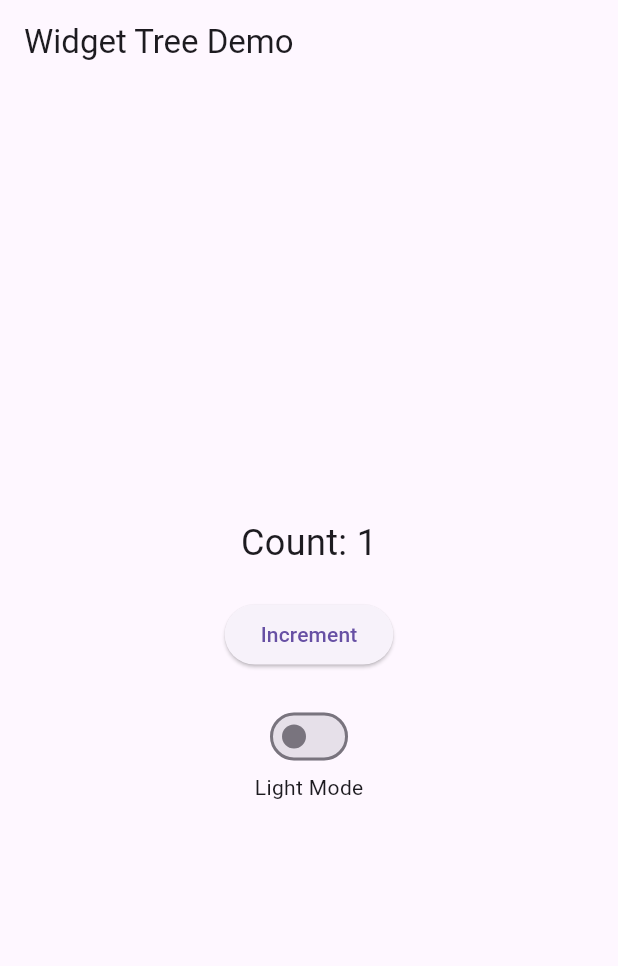
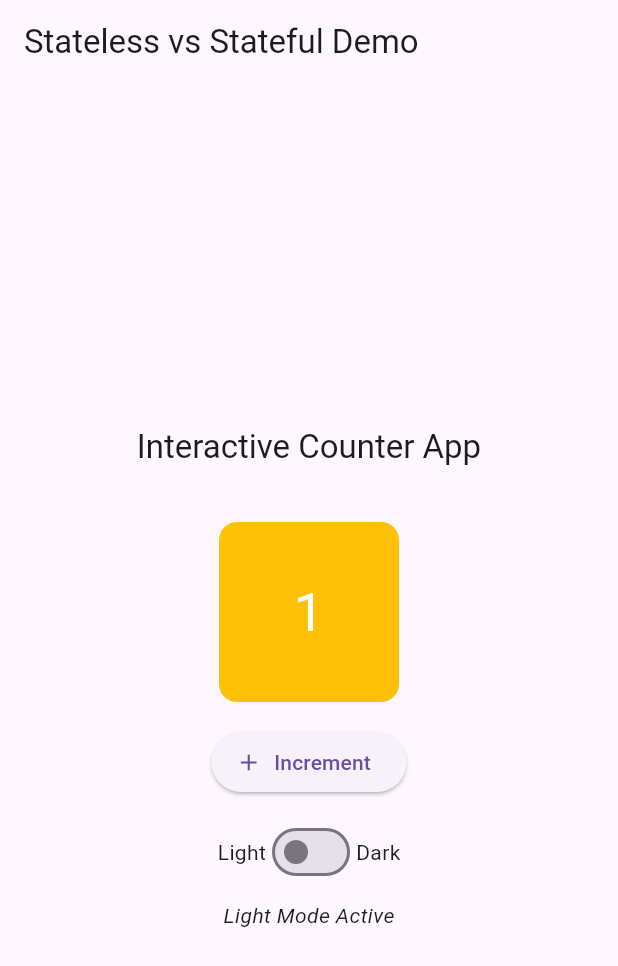
Before and after one commit to Jemimah000/PawTrust, a Flutter app: the screen it shows after launch, after a tap on "Increment", on a phone screen of 412 x 824 dp. Shown: the top 966 px of the screen. Run offline on Flutter 3.47's test engine with Material 3 defaults, Android fonts, the phone set to English and light mode, and no system bars; our stand-ins replace firebase_auth, firebase_core; accounts and stored records are empty; network calls fail.

Commit message:
implemented-stateless-and-stateful-widgets-demo-app

```diff
--- a/lib/main.dart
+++ b/lib/main.dart
@@ -1,60 +1,19 @@
 import 'package:flutter/material.dart';
+import 'package:pawtrust/screens/stateless_stateful_demo.dart';
 
 void main() {
-  runApp(MyApp());
+  runApp(const MyApp());
 }
 
-class MyApp extends StatefulWidget {
-  @override
-  State<MyApp> createState() => _MyAppState();
-}
-
-class _MyAppState extends State<MyApp> {
-  int count = 0;
-  bool isDark = false;
-
-  void increment() {
-    setState(() {
-      count++;
-    });
-  }
-
-  void toggleTheme() {
-    setState(() {
-      isDark = !isDark;
-    });
-  }
+class MyApp extends StatelessWidget {
+  const MyApp({Key? key}) : super(key: key);
 
   @override
   Widget build(BuildContext context) {
     return MaterialApp(
-      theme: isDark ? ThemeData.dark() : ThemeData.light(),
-      home: Scaffold(
-        appBar: AppBar(
-          title: Text("Widget Tree Demo"),
-        ),
-        body: Center(
-          child: Column(
-            mainAxisAlignment: MainAxisAlignment.center,
-            children: [
-              Text("Count: $count", style: TextStyle(fontSize: 24)),
-              SizedBox(height: 20),
-              ElevatedButton(
-                onPressed: increment,
-                child: Text("Increment"),
-              ),
-              SizedBox(height: 20),
-              Switch(
-                value: isDark,
-                onChanged: (value) {
-                  toggleTheme();
-                },
-              ),
-              Text(isDark ? "Dark Mode" : "Light Mode")
-            ],
-          ),
-        ),
-      ),
+      title: 'PawTrust Demo',
+      theme: ThemeData.light(),
+      home: const StatelessStatefulDemo(),
     );
   }
 }
--- /dev/null
+++ b/lib/screens/stateless_stateful_demo.dart
@@ -0,0 +1,111 @@
+import 'package:flutter/material.dart';
+
+// A simple Stateless header that never changes unless rebuilt by a parent.
+class DemoHeader extends StatelessWidget {
+  final String title;
+
+  const DemoHeader({Key? key, required this.title}) : super(key: key);
+
+  @override
+  Widget build(BuildContext context) {
+    return Padding(
+      padding: const EdgeInsets.symmetric(vertical: 24.0),
+      child: Text(
+        title,
+        style: Theme.of(context).textTheme.titleLarge,
+        textAlign: TextAlign.center,
+      ),
+    );
+  }
+}
+
+// A Stateful widget that manages an interactive counter and a color toggle.
+class InteractiveBody extends StatefulWidget {
+  const InteractiveBody({Key? key}) : super(key: key);
+
+  @override
+  _InteractiveBodyState createState() => _InteractiveBodyState();
+}
+
+class _InteractiveBodyState extends State<InteractiveBody> {
+  int _count = 0;
+  bool _isDarkMode = false;
+
+  void _increment() {
+    setState(() {
+      _count++;
+    });
+  }
+
+  void _toggleTheme(bool value) {
+    setState(() {
+      _isDarkMode = value;
+    });
+  }
+
+  Color get _boxColor => _isDarkMode ? Colors.deepPurple : Colors.amber;
+
+  @override
+  Widget build(BuildContext context) {
+    return Column(
+      mainAxisSize: MainAxisSize.min,
+      children: [
+        Container(
+          width: 120,
+          height: 120,
+          decoration: BoxDecoration(
+            color: _boxColor,
+            borderRadius: BorderRadius.circular(12),
+          ),
+          alignment: Alignment.center,
+          child: Text(
+            '$_count',
+            style: TextStyle(fontSize: 36, color: Colors.white),
+          ),
+        ),
+        const SizedBox(height: 16),
+        ElevatedButton.icon(
+          onPressed: _increment,
+          icon: const Icon(Icons.add),
+          label: const Text('Increment'),
+        ),
+        const SizedBox(height: 12),
+        Row(
+          mainAxisSize: MainAxisSize.min,
+          children: [
+            const Text('Light'),
+            Switch(value: _isDarkMode, onChanged: _toggleTheme),
+            const Text('Dark')
+          ],
+        ),
+        const SizedBox(height: 8),
+        Text(
+          _isDarkMode ? 'Dark Mode Active' : 'Light Mode Active',
+          style: TextStyle(fontStyle: FontStyle.italic),
+        )
+      ],
+    );
+  }
+}
+
+// The combined demo screen. The header is Stateless; the body is Stateful.
+class StatelessStatefulDemo extends StatelessWidget {
+  const StatelessStatefulDemo({Key? key}) : super(key: key);
+
+  @override
+  Widget build(BuildContext context) {
+    return Scaffold(
+      appBar: AppBar(title: const Text('Stateless vs Stateful Demo')),
+      body: Center(
+        child: Column(
+          mainAxisAlignment: MainAxisAlignment.center,
+          children: const [
+            DemoHeader(title: 'Interactive Counter App'),
+            SizedBox(height: 12),
+            InteractiveBody(),
+          ],
+        ),
+      ),
+    );
+  }
+}
```
Also changed, not shown: Screenshot (860).png (added), 1 other file.
